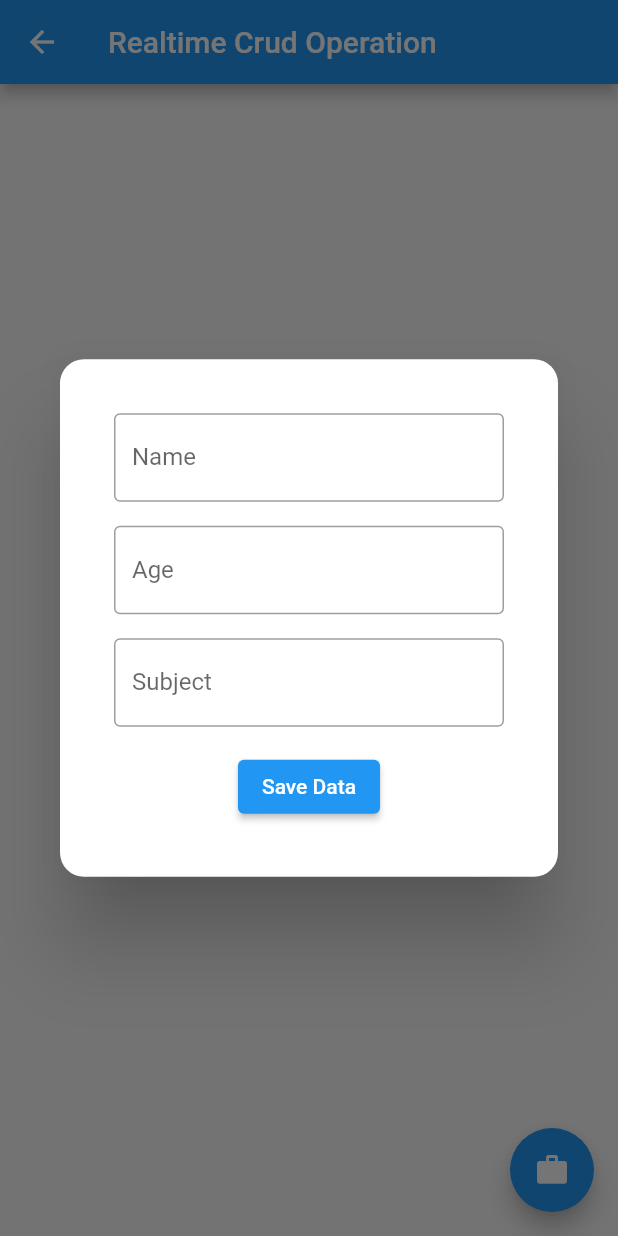
After one commit to wahajkhalil/assigments, a Flutter app: the HomeScreen screen opened directly, after a tap on the "work" icon, on a phone screen of 412 x 824 dp. The commit adds this screen. Run offline on Flutter 3.47's test engine with Material 2 defaults, Android fonts, the light colour scheme and no system bars; our stand-ins replace firebase_core, firebase_database; accounts and stored records are empty.

Commit message:
code pushed

```diff
--- a/Package/showbutton/lib/src/rendering.dart
+++ b/Package/showbutton/lib/src/rendering.dart
@@ -4,9 +4,7 @@ class MyHomePage extends StatelessWidget {
   @override
   Widget build(BuildContext context) {
     return Scaffold(
-      appBar: AppBar(
-        title: Text('Assigment 8'),
-      ),
+
       body: Center(
         child: Column(
           mainAxisAlignment: MainAxisAlignment.center,
--- /dev/null
+++ b/lib/Task/DatabaseTask.dart
@@ -0,0 +1,248 @@
+import 'package:firebase_database/firebase_database.dart';
+import 'package:flutter/material.dart';
+import 'package:flutterapp/models/student_model.dart';
+
+class HomeScreen extends StatefulWidget {
+  const HomeScreen({Key? key}) : super(key: key);
+
+  @override
+  State<HomeScreen> createState() => _HomeScreenState();
+}
+
+class _HomeScreenState extends State<HomeScreen> {
+  DatabaseReference dbRef = FirebaseDatabase.instance.ref();
+
+  final TextEditingController _edtNameController = TextEditingController();
+  final TextEditingController _edtAgeController = TextEditingController();
+  final TextEditingController _edtSubjectController = TextEditingController();
+
+  List<Student> studentList = [];
+
+  bool updateStudent = false;
+
+  @override
+  void initState() {
+    super.initState();
+    retrieveStudentData();
+  }
+
+  @override
+  Widget build(BuildContext context) {
+    return Scaffold(
+      appBar: AppBar(
+        title: const Text("Realtime Crud Operation"),
+      ),
+      body: SingleChildScrollView(
+        child: Column(
+          children: [
+            for (int i = 0; i < studentList.length; i++) studentWidget(studentList[i])
+          ],
+        ),
+      ),
+      floatingActionButton: FloatingActionButton(
+        splashColor:Colors.white,
+        onPressed: () {
+          _edtNameController.text = "";
+          _edtAgeController.text = "";
+          _edtSubjectController.text = "";
+          updateStudent = false;
+          studentDialog();
+        },
+        child: const Icon(Icons.work),
+      ),
+    );
+  }
+
+  void studentDialog({String? key}) {
+    String initialName = "";
+    String initialAge = "";
+    String initialSubject = "";
+
+    if (updateStudent) {
+      // If updating, set the initial values from the selected student
+      initialName = studentList.firstWhere((student) => student.key == key).studentData!.name!;
+      initialAge = studentList.firstWhere((student) => student.key == key).studentData!.age!;
+      initialSubject = studentList.firstWhere((student) => student.key == key).studentData!.subject!;
+    }
+
+    _edtNameController.text = initialName;
+    _edtAgeController.text = initialAge;
+    _edtSubjectController.text = initialSubject;
+
+    GlobalKey<FormState> formKey = GlobalKey<FormState>();
+
+    showDialog(
+      context: context,
+      builder: (context) {
+        return Dialog(
+          shape: RoundedRectangleBorder(
+            borderRadius: BorderRadius.circular(16),
+          ),
+          child: Container(
+            padding: const EdgeInsets.all(16),
+            child: Form(
+              key: formKey,
+              child: Card(
+                elevation: 0,
+                shape: RoundedRectangleBorder(
+                  borderRadius: BorderRadius.circular(16),
+                ),
+                child: Padding(
+                  padding: const EdgeInsets.all(16),
+                  child: Column(
+                    mainAxisSize: MainAxisSize.min,
+                    children: [
+                      TextFormField(
+                        controller: _edtNameController,
+                        decoration: InputDecoration(
+                          labelText: "Name",
+                          border: OutlineInputBorder(),
+                        ),
+                        validator: (value) {
+                          if (value == null || value.isEmpty) {
+                            return 'Please enter a name';
+                          }
+                          return null;
+                        },
+                      ),
+                      const SizedBox(height: 16),
+                      TextFormField(
+                        controller: _edtAgeController,
+                        decoration: InputDecoration(
+                          labelText: "Age",
+                          border: OutlineInputBorder(),
+                        ),
+                        validator: (value) {
+                          if (value == null || value.isEmpty) {
+                            return 'Please enter an age';
+                          }
+                          return null;
+                        },
+                      ),
+                      const SizedBox(height: 16),
+                      TextFormField(
+                        controller: _edtSubjectController,
+                        decoration: InputDecoration(
+                          labelText: "Subject",
+                          border: OutlineInputBorder(),
+                        ),
+                        validator: (value) {
+                          if (value == null || value.isEmpty) {
+                            return 'Please enter a subject';
+                          }
+                          return null;
+                        },
+                      ),
+                      const SizedBox(
+                        height: 16,
+                      ),
+                      ElevatedButton(
+                        onPressed: () {
+                          if (formKey.currentState?.validate() ?? false) {
+                            Map<String, dynamic> data = {
+                              "name": _edtNameController.text.toString(),
+                              "age": _edtAgeController.text.toString(),
+                              "subject": _edtSubjectController.text.toString(),
+                            };
+
+                            if (updateStudent) {
+                              dbRef.child("Students").child(key!).update(data).then((value) {
+                                int index = studentList.indexWhere((element) => element.key == key);
+                                studentList.removeAt(index);
+                                studentList.insert(index, Student(key: key, studentData: StudentData.fromJson(data)));
+                                setState(() {});
+                                Navigator.of(context).pop();
+                              });
+                            } else {
+                              dbRef.child("Students").push().set(data).then((value) {
+                                Navigator.of(context).pop();
+                              });
+                            }
+                          }
+                        },
+                        style: ElevatedButton.styleFrom(
+                          primary: Colors.blue,
+                        ),
+                        child: Text(
+                          updateStudent ? "Update Data" : "Save Data",
+                          style: TextStyle(color: Colors.white),
+                        ),
+                      ),
+                    ],
+                  ),
+                ),
+              ),
+            ),
+          ),
+        );
+      },
+    );
+  }
+
+  void retrieveStudentData() {
+    dbRef.child("Students").onChildAdded.listen((data) {
+      StudentData studentData = StudentData.fromJson(data.snapshot.value as Map);
+      Student student = Student(key: data.snapshot.key, studentData: studentData);
+      studentList.add(student);
+      setState(() {});
+    });
+  }
+
+  void deleteStudent(String key) {
+    dbRef.child("Students").child(key).remove().then((value) {
+      int index = studentList.indexWhere((element) => element.key == key);
+      studentList.removeAt(index);
+      setState(() {});
+    });
+  }
+  Widget studentWidget(Student student) {
+    return Card(
+      margin: const EdgeInsets.symmetric(vertical: 5, horizontal: 10),
+      shape: RoundedRectangleBorder(
+        borderRadius: BorderRadius.circular(10),
+      ),
+      elevation: 2,
+      child: InkWell(
+        onTap: () {
+          _edtNameController.text = student.studentData!.name!;
+          _edtAgeController.text = student.studentData!.age!;
+          _edtSubjectController.text = student.studentData!.subject!;
+          updateStudent = true;
+          studentDialog(key: student.key);
+        },
+        child: Padding(
+          padding: const EdgeInsets.all(10),
+          child: Column(
+            crossAxisAlignment: CrossAxisAlignment.start,
+            children: [
+
+              SizedBox(height: 10),
+              Row(
+                mainAxisAlignment: MainAxisAlignment.spaceBetween,
+                children: [
+                  Column(
+                    mainAxisSize: MainAxisSize.min,
+                    crossAxisAlignment: CrossAxisAlignment.start,
+                    children: [
+                      Text(student.studentData!.name!),
+                      Text(student.studentData!.age!),
+                      Text(student.studentData!.subject!),
+                    ],
+                  ),
+                  InkWell(
+                    onTap: () {
+                      deleteStudent(student.key!);
+                    },
+                    child: const Icon(Icons.delete, color: Colors.red),
+                  ),
+                ],
+              ),
+            ],
+          ),
+        ),
+      ),
+    );
+  }
+
+
+}
--- /dev/null
+++ b/lib/models/student_model.dart
@@ -0,0 +1,20 @@
+class Student{
+  String? key;
+  StudentData? studentData;
+
+  Student({this.key,this.studentData});
+}
+
+class StudentData{
+  String? name;
+  String? age;
+  String? subject;
+
+  StudentData({this.name,this.age,this.subject});
+
+  StudentData.fromJson(Map<dynamic,dynamic> json){
+    name = json["name"];
+    age = json["age"];
+    subject = json["subject"];
+  }
+}
--- a/packages/showbutton/lib/src/rendering.dart
+++ b/packages/showbutton/lib/src/rendering.dart
@@ -4,9 +4,7 @@ class MyHomePage extends StatelessWidget {
   @override
   Widget build(BuildContext context) {
     return Scaffold(
-      appBar: AppBar(
-        title: Text('Assigment 6'),
-      ),
+
       body: Center(
         child: Column(
           mainAxisAlignment: MainAxisAlignment.center,
--- a/pubspec.yaml
+++ b/pubspec.yaml
@@ -40,7 +40,10 @@ dependencies:
   path_provider: ^2.0.8
   sqflite: ^2.3.0
   web_socket_channel: ^2.4.0
-
+  showbutton:
+    path: packages/showbutton
+  firebase_core: ^2.23.0
+  firebase_database: ^10.3.5
 
 
 
```
Also changed, not shown: lib/Task/PackageTask.dart (added, +16 -0 lines), lib/main.dart (+54 -14 lines), pubspec.lock (added), 6 other files.
